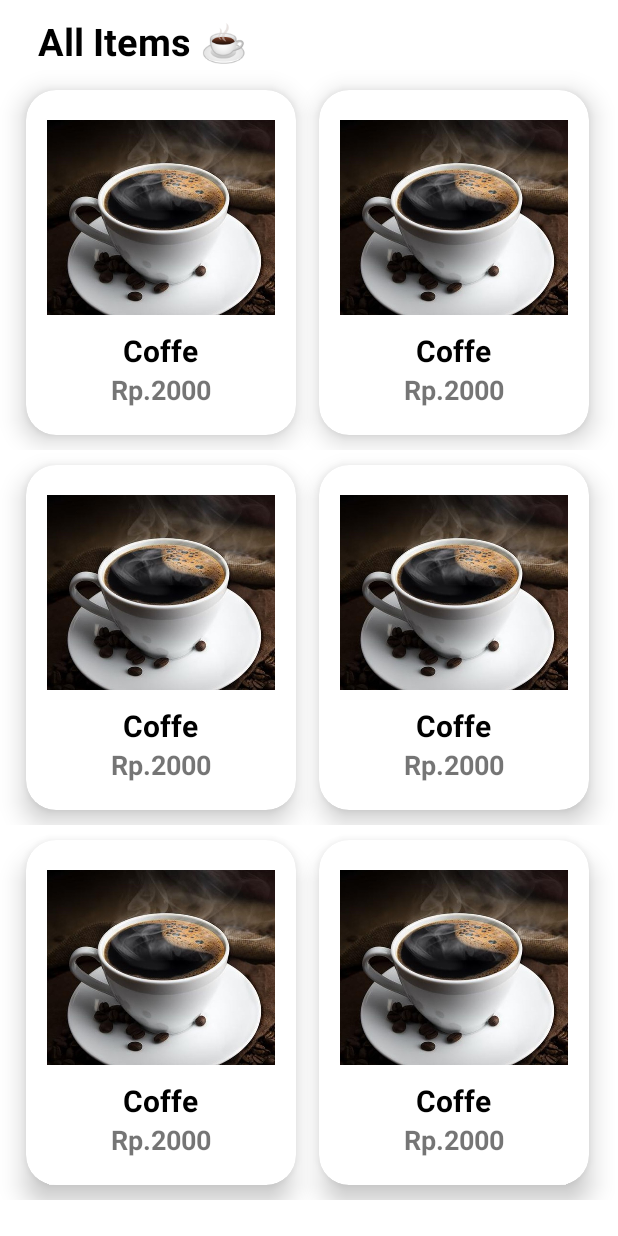
After one commit to AzhahraRisky/belajar, an Android app: the layout all_items.xml on its own in the app's theme, with its tools: preview values and no code run, on a phone screen of 412 x 824 dp. The commit adds this screen. Run offline under Robolectric (Android 15) with nearby library versions, the phone set to English and light mode, and no system bars.

Commit message:
tugas pertemuan 1

```diff
--- a/app/src/main/res/layout/activity_main.xml
+++ b/app/src/main/res/layout/activity_main.xml
@@ -42,7 +42,7 @@
         android:layout_width="wrap_content"
         android:layout_height="wrap_content"
         android:layout_below="@+id/header"
-        android:layout_marginTop="15dp">
+        android:layout_marginTop="18dp">
 
         <TextView
             android:id="@+id/tv_3"
@@ -238,6 +238,7 @@
         android:layout_width="wrap_content"
         android:layout_height="wrap_content"
         android:layout_below="@id/tv_all">
+
         <LinearLayout
             android:layout_width="wrap_content"
             android:layout_height="wrap_content"
--- /dev/null
+++ b/app/src/main/res/layout/all_items.xml
@@ -0,0 +1,321 @@
+<?xml version="1.0" encoding="utf-8"?>
+<RelativeLayout xmlns:android="http://schemas.android.com/apk/res/android"
+    android:layout_width="match_parent"
+    android:layout_height="match_parent"
+    xmlns:app="http://schemas.android.com/apk/res-auto">
+
+    <TextView
+        android:id="@+id/items"
+        android:layout_width="wrap_content"
+        android:layout_height="wrap_content"
+        android:layout_marginTop="10dp"
+        android:layout_marginLeft="25dp"
+        android:text="All Items ☕"
+        android:textColor="@color/black"
+        android:textSize="25dp"
+        android:textStyle="bold"/>
+
+    <ScrollView
+        android:layout_width="wrap_content"
+        android:layout_height="wrap_content">
+
+        <LinearLayout
+            android:layout_width="wrap_content"
+            android:layout_height="wrap_content"
+            android:orientation="vertical">
+
+            <LinearLayout
+                android:layout_width="410dp"
+                android:layout_height="260dp"
+                android:layout_marginTop="40dp"
+                android:orientation="horizontal">
+
+                <androidx.cardview.widget.CardView
+                    android:id="@+id/card1"
+                    android:layout_width="180dp"
+                    android:layout_height="230dp"
+                    android:layout_marginLeft="17dp"
+                    android:layout_marginTop="20dp"
+                    app:cardElevation="10dp"
+                    app:cardCornerRadius="20dp">
+
+                    <RelativeLayout
+                        android:id="@+id/tmp_1"
+                        android:layout_width="wrap_content"
+                        android:layout_height="wrap_content">
+
+                        <ImageView
+                            android:id="@+id/coffe1"
+                            android:layout_width="180dp"
+                            android:layout_height="130dp"
+                            android:layout_marginTop="20dp"
+                            android:src="@drawable/coffe"/>
+
+                        <TextView
+                            android:id="@+id/tv_1"
+                            android:layout_width="wrap_content"
+                            android:layout_height="wrap_content"
+                            android:layout_centerInParent="true"
+                            android:layout_marginTop="10dp"
+                            android:layout_below="@+id/coffe1"
+                            android:text="Coffe"
+                            android:textColor="@color/black"
+                            android:textSize="20dp"
+                            android:textStyle="bold"/>
+
+                        <TextView
+                            android:id="@+id/tv_2"
+                            android:layout_width="wrap_content"
+                            android:layout_height="wrap_content"
+                            android:layout_below="@+id/tv_1"
+                            android:layout_centerInParent="true"
+                            android:text="Rp.2000"
+                            android:textSize="18dp"
+                            android:textStyle="bold"/>
+
+                    </RelativeLayout>
+                </androidx.cardview.widget.CardView>
+
+                <androidx.cardview.widget.CardView
+                    android:id="@+id/card2"
+                    android:layout_width="180dp"
+                    android:layout_height="230dp"
+                    android:layout_marginLeft="15dp"
+                    android:layout_marginTop="20dp"
+                    app:cardElevation="10dp"
+                    app:cardCornerRadius="20dp">
+
+                    <RelativeLayout
+                        android:id="@+id/tmp_2"
+                        android:layout_width="wrap_content"
+                        android:layout_height="wrap_content">
+
+                        <ImageView
+                            android:id="@+id/coffe2"
+                            android:layout_width="180dp"
+                            android:layout_height="130dp"
+                            android:layout_marginTop="20dp"
+                            android:src="@drawable/coffe" />
+
+                        <TextView
+                            android:id="@+id/tv_3"
+                            android:layout_width="wrap_content"
+                            android:layout_height="wrap_content"
+                            android:layout_centerInParent="true"
+                            android:layout_marginTop="10dp"
+                            android:layout_below="@+id/coffe2"
+                            android:text="Coffe"
+                            android:textColor="@color/black"
+                            android:textSize="20dp"
+                            android:textStyle="bold"/>
+
+                        <TextView
+                            android:id="@+id/tv_4"
+                            android:layout_width="wrap_content"
+                            android:layout_height="wrap_content"
+                            android:layout_below="@+id/tv_3"
+                            android:layout_centerInParent="true"
+                            android:text="Rp.2000"
+                            android:textSize="18dp"
+                            android:textStyle="bold"/>
+
+                    </RelativeLayout>
+                </androidx.cardview.widget.CardView>
+            </LinearLayout>
+            <LinearLayout
+                android:layout_width="410dp"
+                android:layout_height="250dp"
+                android:orientation="horizontal">
+
+                <androidx.cardview.widget.CardView
+                    android:id="@+id/card3"
+                    android:layout_width="180dp"
+                    android:layout_height="230dp"
+                    android:layout_marginLeft="17dp"
+                    android:layout_marginTop="10dp"
+                    app:cardElevation="10dp"
+                    app:cardCornerRadius="20dp">
+
+                    <RelativeLayout
+                        android:id="@+id/tmp_3"
+                        android:layout_width="wrap_content"
+                        android:layout_height="wrap_content">
+
+                        <ImageView
+                            android:id="@+id/coffe3"
+                            android:layout_width="180dp"
+                            android:layout_height="130dp"
+                            android:layout_marginTop="20dp"
+                            android:src="@drawable/coffe" />
+
+                        <TextView
+                            android:id="@+id/tv_5"
+                            android:layout_width="wrap_content"
+                            android:layout_height="wrap_content"
+                            android:layout_centerInParent="true"
+                            android:layout_marginTop="10dp"
+                            android:layout_below="@+id/coffe3"
+                            android:text="Coffe"
+                            android:textColor="@color/black"
+                            android:textSize="20dp"
+                            android:textStyle="bold"/>
+
+                        <TextView
+                            android:id="@+id/tv_6"
+                            android:layout_width="wrap_content"
+                            android:layout_height="wrap_content"
+                            android:layout_below="@+id/tv_5"
+                            android:layout_centerInParent="true"
+                            android:text="Rp.2000"
+                            android:textSize="18dp"
+                            android:textStyle="bold"/>
+
+                    </RelativeLayout>
+                </androidx.cardview.widget.CardView>
+
+                <androidx.cardview.widget.CardView
+                    android:id="@+id/card4"
+                    android:layout_width="180dp"
+                    android:layout_height="230dp"
+                    android:layout_marginLeft="15dp"
+                    android:layout_marginTop="10dp"
+                    app:cardElevation="10dp"
+                    app:cardCornerRadius="20dp">
+
+                    <RelativeLayout
+                        android:id="@+id/tmp_4"
+                        android:layout_width="wrap_content"
+                        android:layout_height="wrap_content">
+
+                        <ImageView
+                            android:id="@+id/coffe4"
+                            android:layout_width="180dp"
+                            android:layout_height="130dp"
+                            android:layout_marginTop="20dp"
+                            android:src="@drawable/coffe" />
+
+                        <TextView
+                            android:id="@+id/tv_7"
+                            android:layout_width="wrap_content"
+                            android:layout_height="wrap_content"
+                            android:layout_centerInParent="true"
+                            android:layout_marginTop="10dp"
+                            android:layout_below="@+id/coffe4"
+                            android:text="Coffe"
+                            android:textColor="@color/black"
+                            android:textSize="20dp"
+                            android:textStyle="bold"/>
+
+                        <TextView
+                            android:id="@+id/tv_8"
+                            android:layout_width="wrap_content"
+                            android:layout_height="wrap_content"
+                            android:layout_below="@+id/tv_7"
+                            android:layout_centerInParent="true"
+                            android:text="Rp.2000"
+                            android:textSize="18dp"
+                            android:textStyle="bold"/>
+
+                    </RelativeLayout>
+                </androidx.cardview.widget.CardView>
+            </LinearLayout>
+            <LinearLayout
+                android:layout_width="410dp"
+                android:layout_height="250dp"
+                android:orientation="horizontal">
+
+                <androidx.cardview.widget.CardView
+                    android:id="@+id/card5"
+                    android:layout_width="180dp"
+                    android:layout_height="230dp"
+                    android:layout_marginLeft="17dp"
+                    android:layout_marginTop="10dp"
+                    app:cardElevation="10dp"
+                    app:cardCornerRadius="20dp">
+
+                    <RelativeLayout
+                        android:id="@+id/tmp_5"
+                        android:layout_width="wrap_content"
+                        android:layout_height="wrap_content">
+
+                        <ImageView
+                            android:id="@+id/coffe5"
+                            android:layout_width="180dp"
+                            android:layout_height="130dp"
+                            android:layout_marginTop="20dp"
+                            android:src="@drawable/coffe" />
+
+                        <TextView
+                            android:id="@+id/tv_9"
+                            android:layout_width="wrap_content"
+                            android:layout_height="wrap_content"
+                            android:layout_centerInParent="true"
+                            android:layout_marginTop="10dp"
+                            android:layout_below="@+id/coffe5"
+                            android:text="Coffe"
+                            android:textColor="@color/black"
+                            android:textSize="20dp"
+                            android:textStyle="bold"/>
+
+                        <TextView
+                            android:id="@+id/tv_10"
+                            android:layout_width="wrap_content"
+                            android:layout_height="wrap_content"
+                            android:layout_below="@+id/tv_9"
+                            android:layout_centerInParent="true"
+                            android:text="Rp.2000"
+                            android:textSize="18dp"
+                            android:textStyle="bold"/>
+
+                    </RelativeLayout>
+                </androidx.cardview.widget.CardView>
+
+                <androidx.cardview.widget.CardView
+                    android:id="@+id/card6"
+                    android:layout_width="180dp"
+                    android:layout_height="230dp"
+                    android:layout_marginLeft="15dp"
+                    android:layout_marginTop="10dp"
+                    app:cardElevation="10dp"
+                    app:cardCornerRadius="20dp">
+
+                    <RelativeLayout
+                        android:id="@+id/tmp_6"
+                        android:layout_width="wrap_content"
+                        android:layout_height="wrap_content">
+
+                        <ImageView
+                            android:id="@+id/coffe6"
+                            android:layout_width="180dp"
+                            android:layout_height="130dp"
+                            android:layout_marginTop="20dp"
+                            android:src="@drawable/coffe" />
+
+                        <TextView
+                            android:id="@+id/tv_11"
+                            android:layout_width="wrap_content"
+                            android:layout_height="wrap_content"
+                            android:layout_centerInParent="true"
+                            android:layout_marginTop="10dp"
+                            android:layout_below="@+id/coffe6"
+                            android:text="Coffe"
+                            android:textColor="@color/black"
+                            android:textSize="20dp"
+                            android:textStyle="bold"/>
+
+                        <TextView
+                            android:id="@+id/tv_12"
+                            android:layout_width="wrap_content"
+                            android:layout_height="wrap_content"
+                            android:layout_below="@+id/tv_11"
+                            android:layout_centerInParent="true"
+                            android:text="Rp.2000"
+                            android:textSize="18dp"
+                            android:textStyle="bold"/>
+
+                    </RelativeLayout>
+                </androidx.cardview.widget.CardView>
+            </LinearLayout>
+        </LinearLayout>
+    </ScrollView>
+</RelativeLayout>
--- /dev/null
+++ b/app/src/main/res/layout/detail_items.xml
@@ -0,0 +1,38 @@
+<?xml version="1.0" encoding="utf-8"?>
+<RelativeLayout
+    xmlns:android="http://schemas.android.com/apk/res/android"
+    android:layout_width="match_parent"
+    android:layout_height="match_parent">
+
+    <RelativeLayout
+        android:layout_width="match_parent"
+        android:layout_height="match_parent">
+    <ImageView
+        android:id="@+id/coffe1"
+        android:layout_width="390dp"
+        android:layout_height="400dp"
+        android:layout_marginLeft="10dp"
+        android:layout_marginTop="5dp"
+        android:src="@drawable/coffe"/>
+
+        <TextView
+            android:id="@+id/name"
+            android:layout_width="wrap_content"
+            android:layout_height="wrap_content"
+            android:layout_centerInParent="true"
+            android:text="Coffe"
+            android:textColor="@color/black"
+            android:textSize="35dp"
+            android:textStyle="bold"/>
+
+        <TextView
+            android:layout_width="wrap_content"
+            android:layout_height="wrap_content"
+            android:layout_marginTop="5dp"
+            android:layout_below="@id/name"
+            android:layout_centerInParent="true"
+            android:text="Rp. 2000"
+            android:textSize="30dp"/>
+
+    </RelativeLayout>
+</RelativeLayout>
```
Also changed, not shown: app/src/main/res/drawable-v24/coffe.jpeg. Lines whose indentation alone changed are shown as unchanged.
